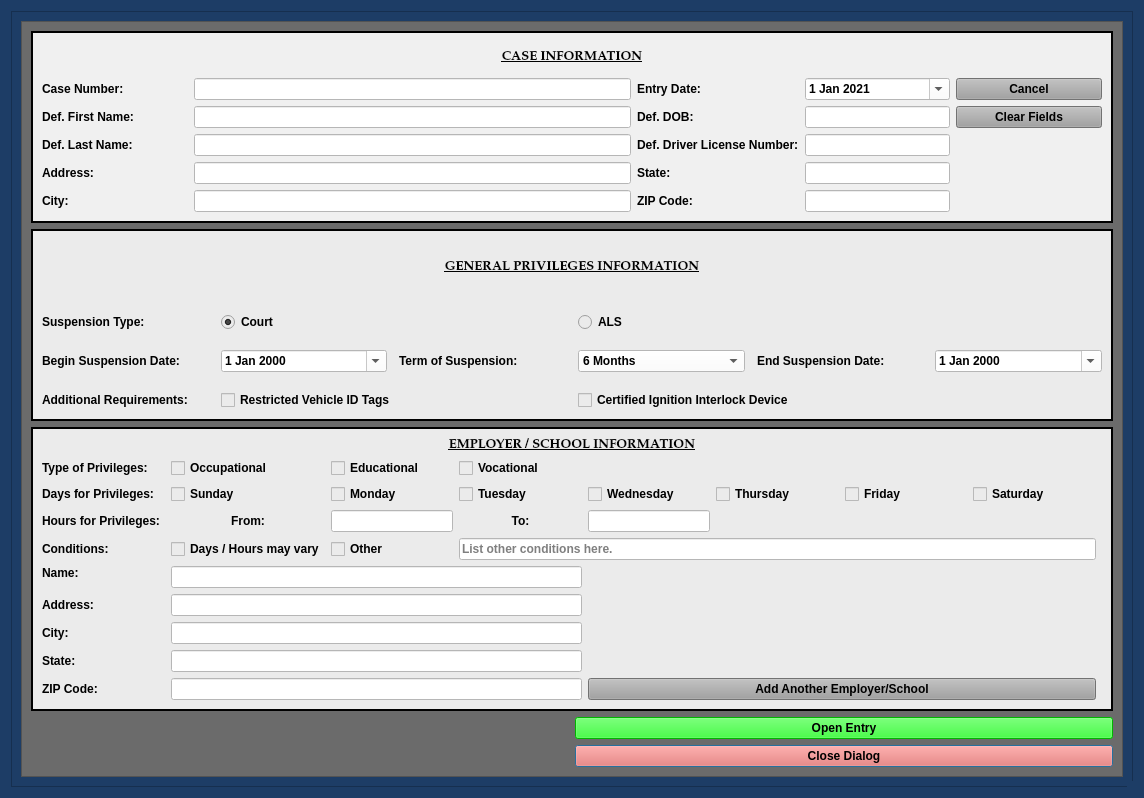
Old version of the form munientry/views/ui/DrivingPrivilegesDialog.ui in the repository HunterProgram22/MuniEntry.
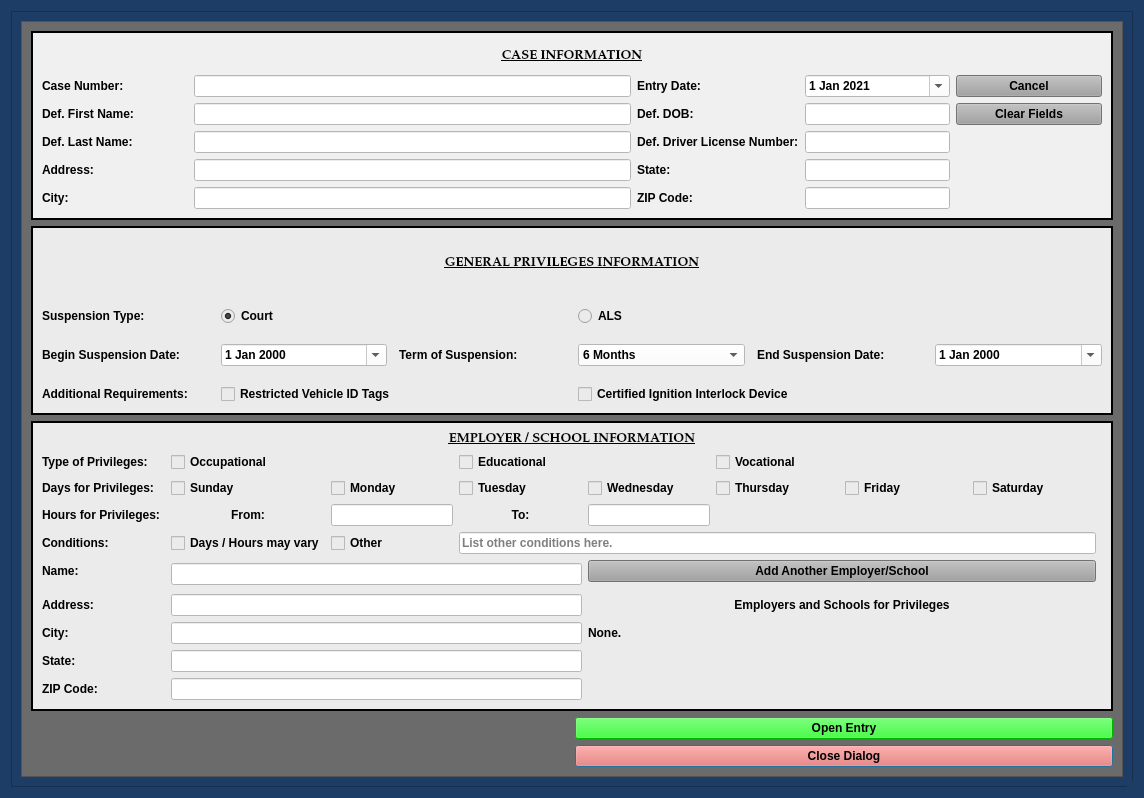
New version of the form. Custom widgets are drawn as their Qt base class.

Commit message: Updated logger for privileges.

The edit to the form file:
```diff
--- a/munientry/views/ui/DrivingPrivilegesDialog.ui
+++ b/munientry/views/ui/DrivingPrivilegesDialog.ui
@@ -358,13 +358,6 @@
                </property>
               </widget>
              </item>
-             <item row="1" column="2">
-              <widget class="QCheckBox" name="educational_checkBox">
-               <property name="text">
-                <string>Educational</string>
-               </property>
-              </widget>
-             </item>
              <item row="2" column="2">
               <widget class="QCheckBox" name="monday_checkBox">
                <property name="text">
@@ -379,13 +372,6 @@
                </property>
               </widget>
              </item>
-             <item row="1" column="3">
-              <widget class="QCheckBox" name="vocational_checkBox">
-               <property name="text">
-                <string>Vocational</string>
-               </property>
-              </widget>
-             </item>
              <item row="2" column="4">
               <widget class="QCheckBox" name="wednesday_checkBox">
                <property name="text">
@@ -455,7 +441,21 @@
                </property>
               </widget>
              </item>
-             <item row="15" column="4" colspan="4">
+             <item row="1" column="5" colspan="2">
+              <widget class="QCheckBox" name="vocational_checkBox">
+               <property name="text">
+                <string>Vocational</string>
+               </property>
+              </widget>
+             </item>
+             <item row="1" column="3" colspan="2">
+              <widget class="QCheckBox" name="educational_checkBox">
+               <property name="text">
+                <string>Educational</string>
+               </property>
+              </widget>
+             </item>
+             <item row="10" column="4" colspan="4">
               <widget class="QPushButton" name="pushButton">
                <property name="styleSheet">
                 <string notr="true">background-color: rgb(160, 160, 160);</string>
@@ -465,6 +465,23 @@
                </property>
               </widget>
              </item>
+             <item row="12" column="4" colspan="4">
+              <widget class="QLabel" name="label_30">
+               <property name="text">
+                <string>Employers and Schools for Privileges</string>
+               </property>
+               <property name="alignment">
+                <set>Qt::AlignCenter</set>
+               </property>
+              </widget>
+             </item>
+             <item row="13" column="4" colspan="4">
+              <widget class="QLabel" name="label_31">
+               <property name="text">
+                <string>None.</string>
+               </property>
+              </widget>
+             </item>
             </layout>
            </widget>
           </item>
```
The commit also changes 3 other files.
